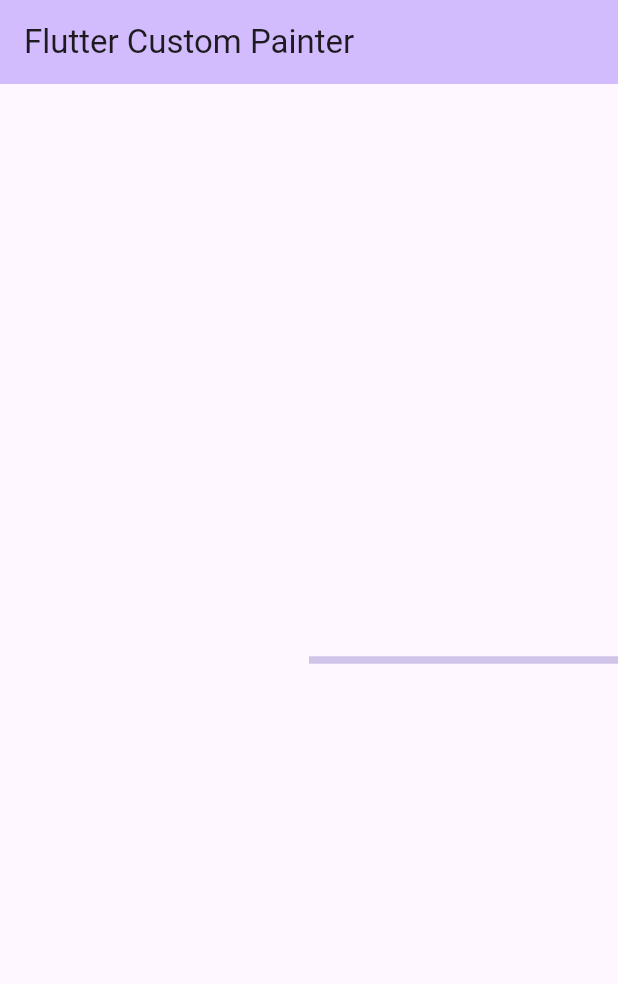
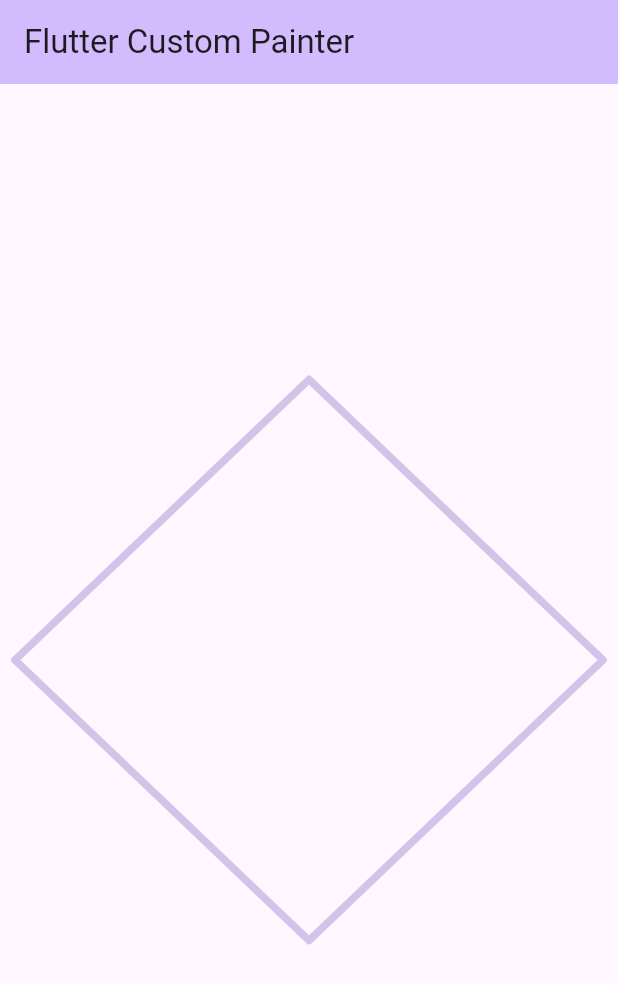
Before and after one commit to PranavMasekar/custom_painter, a Flutter app: the screen it shows after launch, on a phone screen of 412 x 824 dp. Shown: the top 984 px of the screen. Run offline on Flutter 3.47's test engine with Material 2 defaults, Android fonts, the phone set to English and light mode, and no system bars.

Commit message:
Created Rhombus

```diff
--- a/lib/main.dart
+++ b/lib/main.dart
@@ -31,9 +31,10 @@ class MyCustomPainter extends StatelessWidget {
         title: const Text("Flutter Custom Painter"),
         backgroundColor: Theme.of(context).colorScheme.inversePrimary,
       ),
-      body: SizedBox(
+      body: Container(
         width: MediaQuery.of(context).size.width,
         height: MediaQuery.of(context).size.height,
+        padding: const EdgeInsets.all(10),
         child: CustomPaint(
           painter: PathPainter(),
         ),
```
Also changed, not shown: lib/painters/path_painter.dart (+9 -1 lines).
